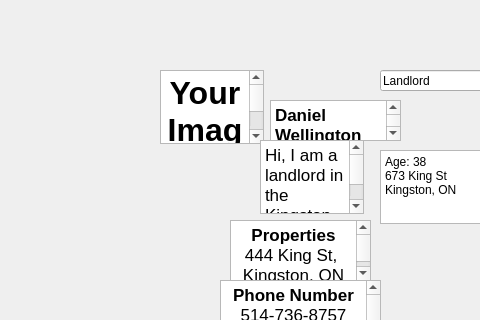
First picture: the form in King_Project/profile.ui, repository greg-maceachern12/MicroManage, before the edit; both pictures show x 0 to 480 and y 0 to 320 of the 709 by 562 pixel window.
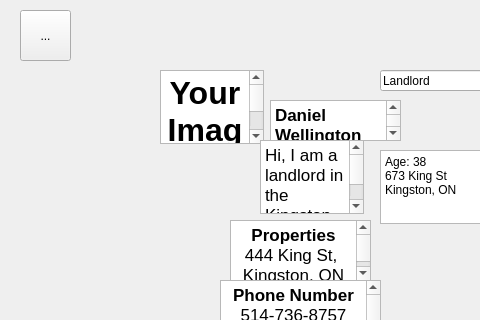
Second picture: the form after the edit.

Commit message: Added toolbar functionality to all pages

```diff
--- a/King_Project/profile.ui
+++ b/King_Project/profile.ui
@@ -135,6 +135,19 @@
 &lt;p style=&quot; margin-top:0px; margin-bottom:0px; margin-left:0px; margin-right:0px; -qt-block-indent:0; text-indent:0px;&quot;&gt;Hi, I am a landlord in the Kingston area.&lt;/p&gt;&lt;/body&gt;&lt;/html&gt;</string>
    </property>
   </widget>
+  <widget class="QToolButton" name="toolButton">
+   <property name="geometry">
+    <rect>
+     <x>20</x>
+     <y>10</y>
+     <width>51</width>
+     <height>51</height>
+    </rect>
+   </property>
+   <property name="text">
+    <string>...</string>
+   </property>
+  </widget>
  </widget>
  <resources/>
  <connections/>
```
The commit also changes 5 other files.
